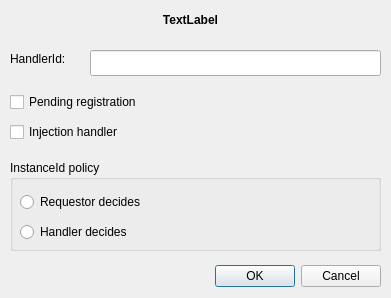
The window that src/util/sate/src/registerhandlerdialog.ui (SafirSDK/safir-sdk-core) describes before a commit, drawn with Qt 5.
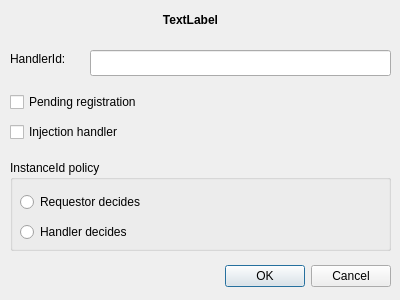
The same window after the commit.

Diff of the .ui file:
```diff
--- a/src/util/sate/src/registerhandlerdialog.ui
+++ b/src/util/sate/src/registerhandlerdialog.ui
@@ -6,8 +6,8 @@
    <rect>
     <x>0</x>
     <y>0</y>
-    <width>391</width>
-    <height>298</height>
+    <width>400</width>
+    <height>300</height>
    </rect>
   </property>
   <property name="windowTitle">
@@ -18,7 +18,7 @@
     <rect>
      <x>10</x>
      <y>260</y>
-     <width>371</width>
+     <width>381</width>
      <height>32</height>
     </rect>
    </property>
@@ -47,7 +47,7 @@
     <rect>
      <x>90</x>
      <y>50</y>
-     <width>291</width>
+     <width>301</width>
      <height>26</height>
     </rect>
    </property>
@@ -83,7 +83,7 @@
     <rect>
      <x>10</x>
      <y>160</y>
-     <width>371</width>
+     <width>381</width>
      <height>91</height>
     </rect>
    </property>
```
